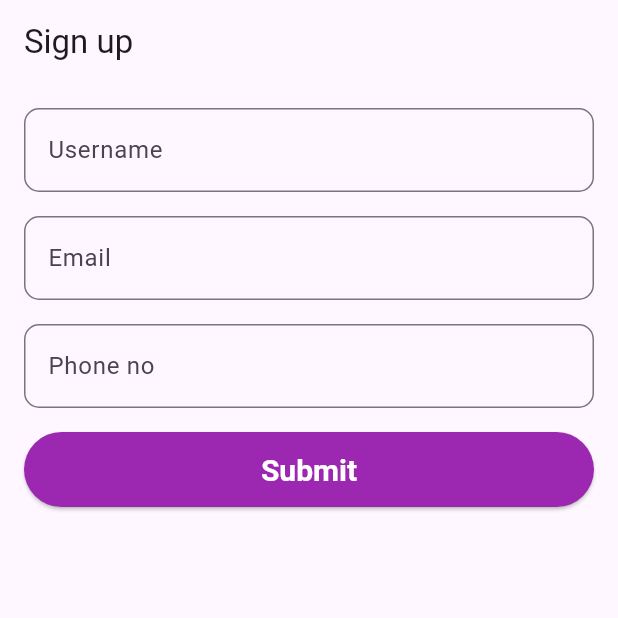
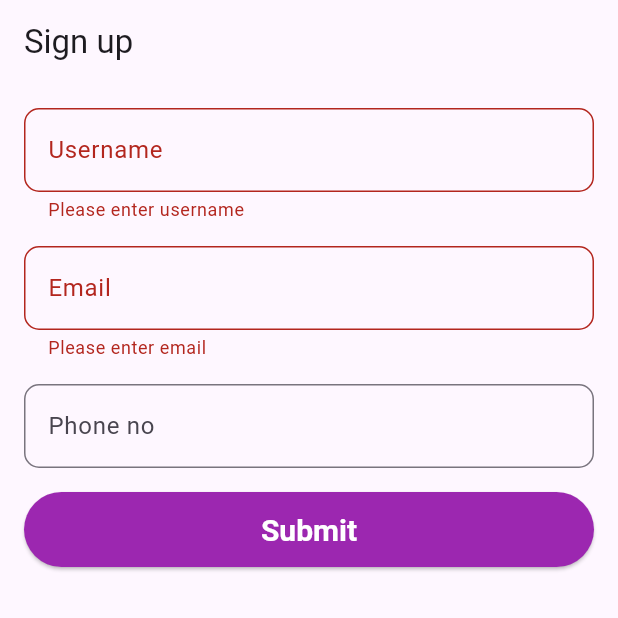
Before and after one commit to pankaj27/daily_task_and_expense_tracker, a Flutter app: the screen it shows after launch, after a tap on "Submit", on a phone screen of 412 x 824 dp, the top half of it. Run offline on Flutter 3.47's test engine with Material 3 defaults, Android fonts, the phone set to English and light mode, and no system bars.

Commit message:
update 1.4

```diff
--- a/lib/main.dart
+++ b/lib/main.dart
@@ -18,7 +18,7 @@ class MyApp extends StatelessWidget {
       //   useMaterial3: true,
       // ),
       debugShowCheckedModeBanner: false,
-      home: const Signup(),
+      home: Signup(),
     );
   }
 }
--- a/lib/sign_up.dart
+++ b/lib/sign_up.dart
@@ -1,7 +1,24 @@
 import 'package:flutter/material.dart';
 
 class Signup extends StatelessWidget {
-  const Signup({super.key});
+  Signup({super.key});
+
+  final GlobalKey<FormState> _formKey = GlobalKey<FormState>();
+
+  void _submitForm() {
+    if (_formKey.currentState!.validate()) {}
+  }
+
+  String? _validateEmail(value) {
+    if (value!.isEmpty) {
+      return 'Please enter email';
+    }
+    RegExp emailRegexp = RegExp(r'^[\w-]+(\.[\w-]+)*@[\w-]+(\.[\w-]+)+$');
+    if (!emailRegexp.hasMatch(value)) {
+      return 'Please enter valid email';
+    }
+    return null;
+  }
 
   @override
   Widget build(BuildContext context) {
@@ -12,13 +29,21 @@ class Signup extends StatelessWidget {
         body: Padding(
           padding: const EdgeInsets.all(16.0),
           child: Form(
+              key: _formKey,
               child: Column(
                 children: [
                   TextFormField(
                     decoration: InputDecoration(
                       labelText: 'Username',
                       border: OutlineInputBorder(
-                        borderRadius: BorderRadius.circular(10.0))),
+                          borderRadius: BorderRadius.circular(10.0)),
+                    ),
+                    validator: (value) {
+                      if (value!.isEmpty) {
+                        return 'Please enter username';
+                      }
+                      return null;
+                    },
                   ),
                   const SizedBox(
                     height: 16.0,
@@ -28,6 +53,7 @@ class Signup extends StatelessWidget {
                         labelText: 'Email',
                         border: OutlineInputBorder(
                             borderRadius: BorderRadius.circular(10.0))),
+                    validator: _validateEmail,
                   ),
                   const SizedBox(
                     height: 16.0,
@@ -45,7 +71,7 @@ class Signup extends StatelessWidget {
                     height: 50.0,
                     width: double.infinity,
                     child: ElevatedButton(
-                  onPressed: () {},
+                      onPressed: _submitForm,
                       style: ElevatedButton.styleFrom(
                           backgroundColor: Colors.purple,
                           foregroundColor: Colors.white,
```
Lines whose indentation alone changed are shown as unchanged.
